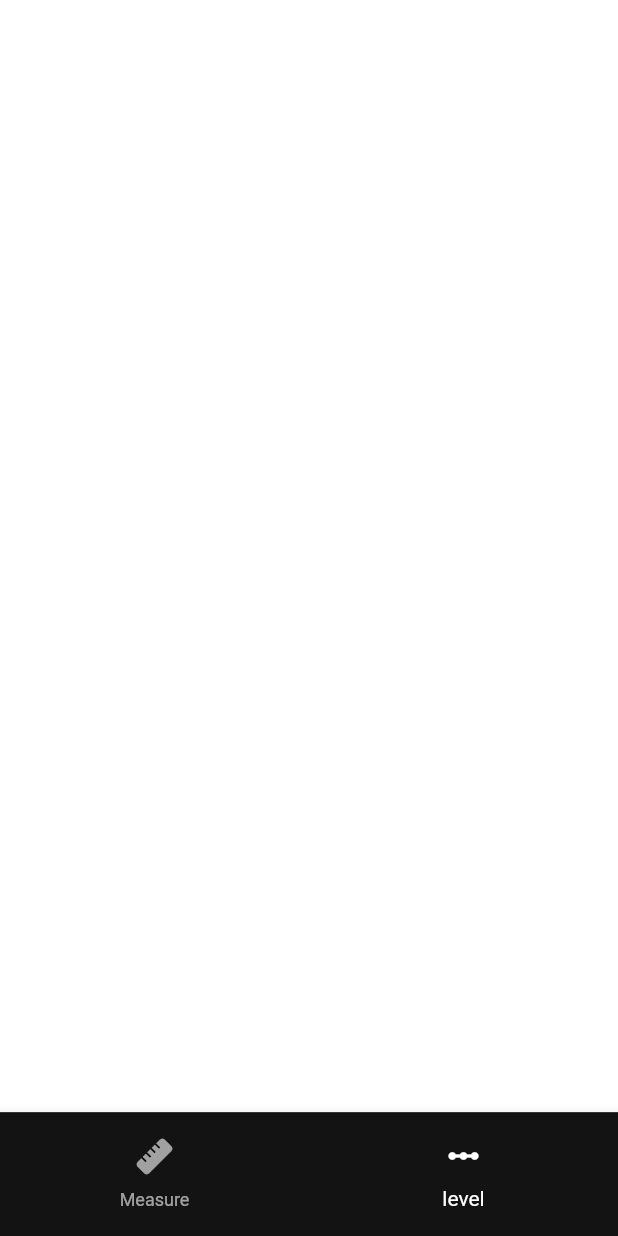
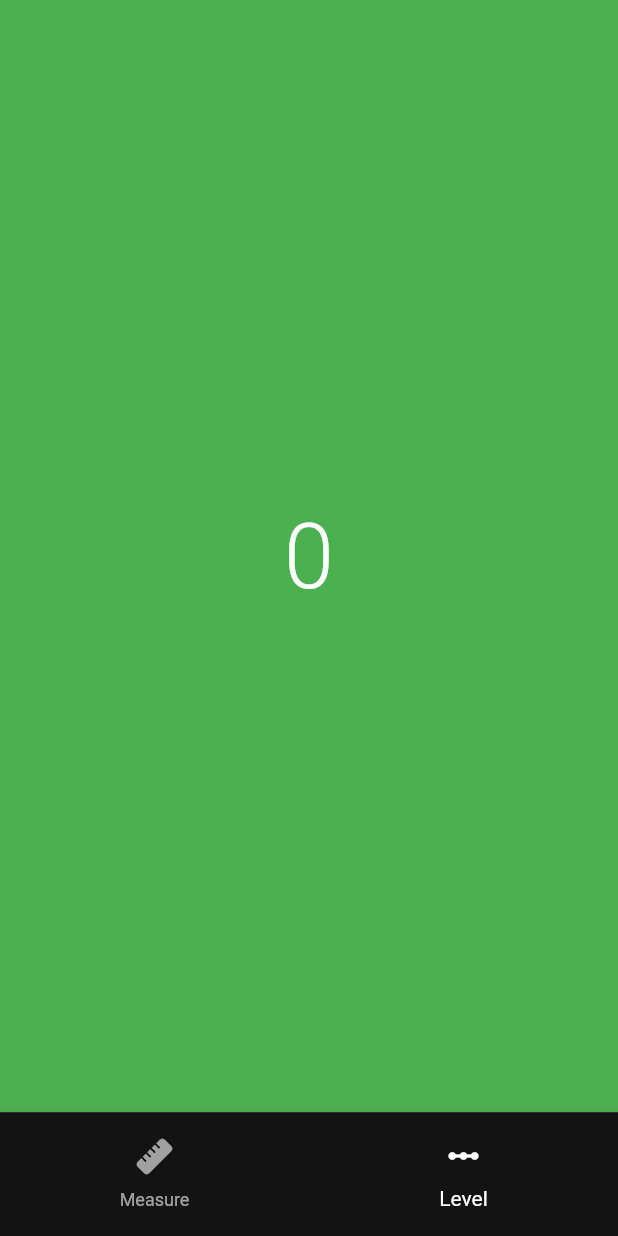
Before and after one commit to 7-USH/Dimension, a Flutter app: the screen it shows after launch, item 2 of the bottom bar chosen, on a phone screen of 412 x 824 dp. Run offline on Flutter 3.47's test engine with Material 2 defaults, Android fonts, the phone set to English and light mode, and no system bars; our stand-ins replace camera, font_awesome_flutter, sensors_plus.

Commit message:
Changes | UI

```diff
--- a/lib/constants/constants.dart
+++ b/lib/constants/constants.dart
@@ -4,4 +4,7 @@ class MeasureTheme {
   static const bgColor = Color(0xff131313);
   static const whiteColor = Color(0xffffffff);
   static const disableColor = Colors.white60;
+  static const greenColor = Colors.green;
+  static const redColor = Colors.red;
+  static const blackColor = Colors.black;
 }
--- a/lib/main.dart
+++ b/lib/main.dart
@@ -20,7 +20,7 @@ class MyApp extends StatelessWidget {
   @override
   Widget build(BuildContext context) {
     return MaterialApp(
-      title: 'Measurely',
+      title: 'Dimension',
       debugShowCheckedModeBanner: false,
       home: HomePage(
         cameras:cameras
--- a/lib/pages/home_page.dart
+++ b/lib/pages/home_page.dart
@@ -86,7 +86,7 @@ class _HomePageState extends State<HomePage> {
                       icon: Padding(
                         padding: EdgeInsets.only(bottom: 8),
                         child: Icon(Icons.linear_scale_outlined),
-                      ), label: "level"),
+                      ), label: "Level"),
                 ]),
           ),
         ),
@@ -128,7 +128,7 @@ class _HomePageState extends State<HomePage> {
           child: Align(
             alignment: Alignment.topLeft,
             child: ActionButton(
-              iconData: Icons.keyboard_arrow_left,
+              iconData: Icons.u_turn_left_rounded,
             ),
           ),
         ),
--- a/lib/pages/level_page.dart
+++ b/lib/pages/level_page.dart
@@ -1,9 +1,8 @@
-// ignore_for_file: unused_local_variable, prefer_const_constructors, avoid_print, prefer_const_constructors_in_immutables
-
-import 'dart:async';
-
+// ignore_for_file: unused_local_variable, prefer_const_constructors, avoid_print, prefer_const_constructors_in_immutables, non_constant_identifier_names, prefer_interpolation_to_compose_strings
 import 'package:flutter/material.dart';
+import 'package:measurely/constants/constants.dart';
 import 'package:sensors_plus/sensors_plus.dart';
+import 'dart:math' as math;
 
 class LevelPage extends StatefulWidget {
   LevelPage({Key? key}) : super(key: key);
@@ -12,23 +11,130 @@ class LevelPage extends StatefulWidget {
   State<LevelPage> createState() => _LevelPageState();
 }
 
-class _LevelPageState extends State<LevelPage> {
-  late Stream<GyroscopeEvent> gyroscopeEvents;
+class _LevelPageState extends State<LevelPage> with TickerProviderStateMixin {
+  double x = 0, y = 0, z = 0;
+  int x_angle = 0;
+  int y_angle = 0;
+  int z_angle = 0;
+  int angle = 0;
+  late AnimationController controller;
 
   @override
   void initState() {
     super.initState();
-    gyroscopeEvents = Stream.empty();
-    gyroscopeEvents.listen((event) {
-      var x = event.x;
-      var y = event.y;
-      var z = event.z;
-      print('Value from controller: $x $y $z');
+    controller =
+        AnimationController(vsync: this, duration: Duration(seconds: 2));
+    accelerometerEvents.listen((event) {
+      double norm_Of_g =
+          math.sqrt(event.x * event.x + event.y * event.y + event.z * event.z);
+
+      x = event.x / norm_Of_g;
+      y = event.y / norm_Of_g;
+      z = event.z / norm_Of_g;
+
+      double x_inclination = -(math.asin(x) * (180 / math.pi));
+      double y_inclination = (math.acos(y) * (180 / math.pi)) - 90;
+      double z_inclination = -(math.atan(z) * (180 / math.pi)) + 45;
+
+      x_angle = x_inclination.truncate();
+      y_angle = y_inclination.truncate();
+      z_angle = z_inclination.truncate();
+
+      if (y_angle < -49) {
+        angle = x_angle;
+      } else {
+        angle = y_angle;
+      }
+
+      setState(() {});
     });
   }
 
   @override
+  void dispose() {
+    controller.dispose();
+    super.dispose();
+  }
+
+  bool isTap = false;
+  Color color = MeasureTheme.blackColor;
+
+  @override
   Widget build(BuildContext context) {
-    return Container();
+    Size size = MediaQuery.of(context).size;
+
+    if (angle == 0 || angle == 1) {
+      color = MeasureTheme.greenColor;
+    } else if (isTap) {
+      color = MeasureTheme.redColor;
+    } else {
+      color = MeasureTheme.blackColor;
+    }
+
+    return Scaffold(
+      backgroundColor: color,
+      body: GestureDetector(
+        onTap: () {
+          setState(() {
+            isTap = !isTap;
+          });
+        },
+        child: Stack(children: [
+          y_angle < -49
+              ? Positioned.fill(
+                  bottom: MediaQuery.of(context).size.height * 0.6,
+                  child: RotationTransition(
+                    turns: AlwaysStoppedAnimation(angle.toDouble() / 360),
+                    child: SizedBox(
+                      height: 300,
+                      width: MediaQuery.of(context).size.width,
+                      child: ListView(
+                        scrollDirection: Axis.horizontal,
+                        physics: NeverScrollableScrollPhysics(),
+                        children: [
+                          Container(
+                            width: MediaQuery.of(context).size.width,
+                            color: MeasureTheme.whiteColor,
+                          ),
+                          Container(
+                            width: MediaQuery.of(context).size.width,
+                            color: MeasureTheme.whiteColor,
+                          )
+                        ],
+                      ),
+                    ),
+                  ),
+                )
+              : Container(),
+          Center(
+            child: Row(
+              mainAxisAlignment: MainAxisAlignment.spaceBetween,
+              children: [
+                y_angle < -49
+                    ? Container(
+                        height: 2,
+                        width: size.width * 0.1,
+                        color: Colors.white,
+                      )
+                    : Container(),
+                Text(
+                  angle.toString() + "",
+                  style: TextStyle(
+                      color: MeasureTheme.whiteColor,
+                      fontSize: 60,
+                      fontWeight: FontWeight.w300),
+                ),
+                y_angle < -49
+                    ? Container(
+                        height: 2,
+                        width: size.width * 0.1,
+                        color: MeasureTheme.whiteColor)
+                    : Container(),
+              ],
+            ),
+          ),
+        ]),
+      ),
+    );
   }
 }
--- a/pubspec.yaml
+++ b/pubspec.yaml
@@ -38,6 +38,7 @@ dependencies:
   camera: ^0.9.8+1
   # flutter_unity_widget: ^2022.1.1+4
   sensors_plus: ^1.3.2
+  # aeyrium_sensor: ^1.0.7
 
 dev_dependencies:
   flutter_test:
```
Also changed, not shown: lib/widgets/action_button.dart (+10 -7 lines).
